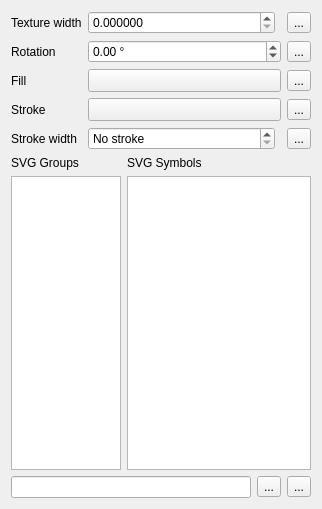
Before: the Qt Designer form src/ui/symbollayer/widget_svgfill.ui in qgis/QGIS, drawn with Qt 5.
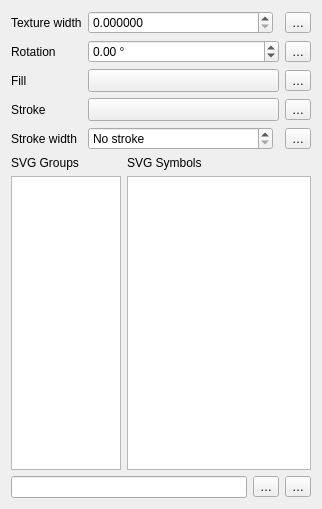
After: the same form once the commit is applied. Custom widgets are drawn as their Qt base class.

What changed in the file:
```diff
--- a/src/ui/symbollayer/widget_svgfill.ui
+++ b/src/ui/symbollayer/widget_svgfill.ui
@@ -94,7 +94,7 @@
      <item>
       <widget class="QToolButton" name="mBrowseToolButton">
        <property name="text">
-        <string>...</string>
+        <string>…</string>
        </property>
       </widget>
      </item>
@@ -220,35 +220,35 @@
    <item row="0" column="2">
     <widget class="QgsPropertyOverrideButton" name="mTextureWidthDDBtn">
      <property name="text">
-      <string>...</string>
+      <string>…</string>
      </property>
     </widget>
    </item>
    <item row="1" column="2">
     <widget class="QgsPropertyOverrideButton" name="mRotationDDBtn">
      <property name="text">
-      <string>...</string>
+      <string>…</string>
      </property>
     </widget>
    </item>
    <item row="2" column="2">
     <widget class="QgsPropertyOverrideButton" name="mFilColorDDBtn">
      <property name="text">
-      <string>...</string>
+      <string>…</string>
      </property>
     </widget>
    </item>
    <item row="3" column="2">
     <widget class="QgsPropertyOverrideButton" name="mStrokeColorDDBtn">
      <property name="text">
-      <string>...</string>
+      <string>…</string>
      </property>
     </widget>
    </item>
    <item row="4" column="2">
     <widget class="QgsPropertyOverrideButton" name="mStrokeWidthDDBtn">
      <property name="text">
-      <string>...</string>
+      <string>…</string>
      </property>
     </widget>
    </item>
@@ -326,7 +326,7 @@
    <item row="6" column="2">
     <widget class="QgsPropertyOverrideButton" name="mSVGDDBtn">
      <property name="text">
-      <string>...</string>
+      <string>…</string>
      </property>
     </widget>
    </item>
```
